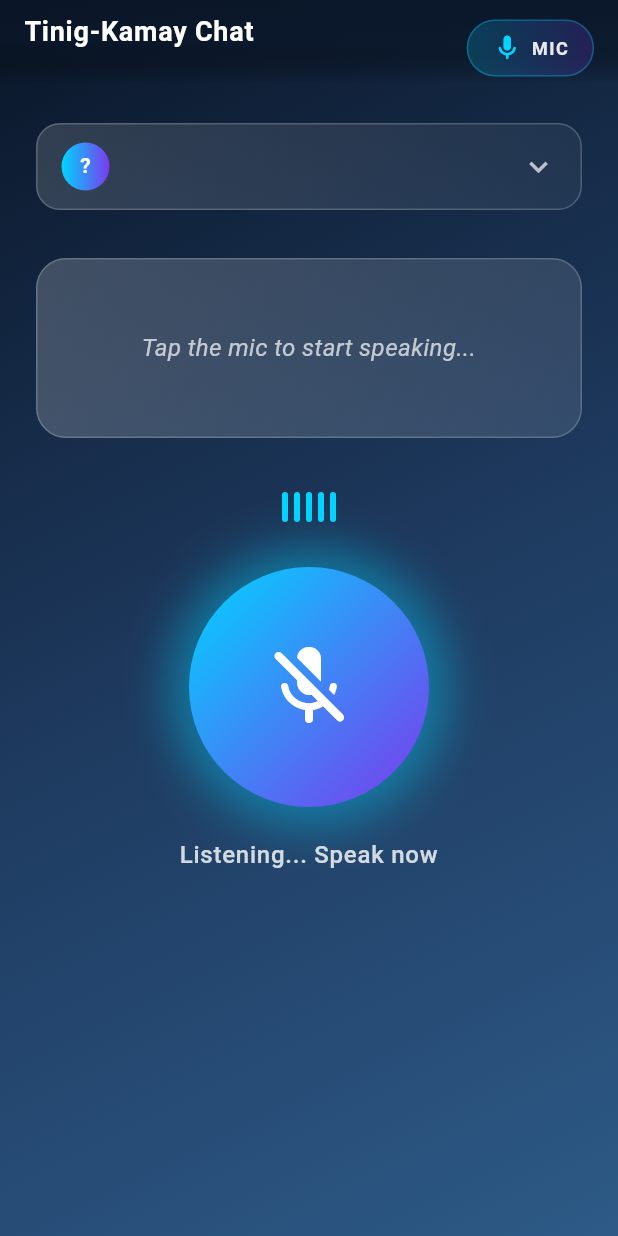
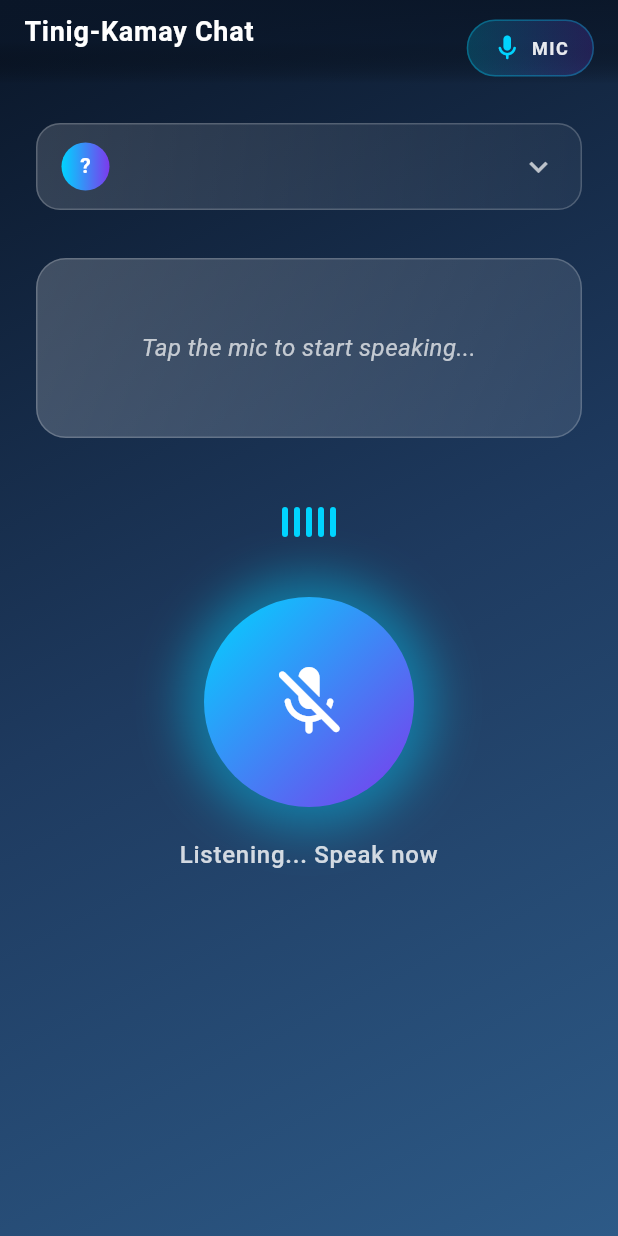
Before and after one commit to klenol-cayabyab/myapp, a Flutter app: the ChatScreen screen opened directly with empty values, after a tap on "TEXT", after a tap on the "mic" icon, on a phone screen of 412 x 824 dp. Run offline on Flutter 3.47's test engine with Material 3 defaults, Android fonts, the phone set to English and light mode, and no system bars; our stand-ins replace flutter_tts, shared_preferences, speech_to_text; accounts and stored records are empty; Roboto replaces fonts that are missing (Arial).

Commit message:
Update main, chat, history, and settings screens

```diff
--- a/lib/screens/chat_screen.dart
+++ b/lib/screens/chat_screen.dart
@@ -38,6 +38,8 @@ class Message {
   );
 }
 
+enum ChatMode { text, mic, fsl }
+
 class ChatScreen extends StatefulWidget {
   final String selectedContact;
   final String? initialMode;
@@ -55,20 +57,19 @@ class ChatScreen extends StatefulWidget {
 }
 
 class _ChatScreenState extends State<ChatScreen> with TickerProviderStateMixin {
-  // Controllers - Made non-nullable for better memory management
+  // Controllers
   late stt.SpeechToText _speech;
   late FlutterTts _flutterTts;
   late TextEditingController _textController;
-  late AnimationController _iconController;
-  late AnimationController _waveController;
-  late AnimationController _pulseController;
+
+  // Animation controllers - only create when needed
+  AnimationController? _waveController;
+  AnimationController? _pulseController;
   late AnimationController _typewriterController;
-  late AnimationController _slideController;
 
   // State variables
   bool _isListening = false;
-  bool _isMicMode = true;
-  bool _isTextMode = false;
+  ChatMode _currentMode = ChatMode.mic;
   String _outputText = '';
   List<Message> _sessionMessages = [];
   double _voiceLevel = 0.0;
@@ -76,25 +77,21 @@ class _ChatScreenState extends State<ChatScreen> with TickerProviderStateMixin {
   List<String> _availableContacts = [];
   bool _isContactsLoading = true;
   String? _expandedCategory;
+  bool _isDisposed = false;
 
-  //  color scheme
+  // Color scheme
   static const Color primaryDark = Color(0xFF0A1628);
   static const Color primaryMedium = Color(0xFF1E3A5F);
   static const Color primaryLight = Color(0xFF2D5A87);
   static const Color accentColor = Color(0xFF00D4FF);
   static const Color accentSecondary = Color(0xFF7C3AED);
 
-  // FSL Categories
+  // FSL Categories - made smaller for better performance
   final Map<String, List<String>> _fslCategories = {
-    'Greetings': ['Kumusta po', 'Hello', 'Good morning', 'Good afternoon'],
-    'Gratitude': ['Salamat', 'Thank you', 'Salamat po', 'Maraming salamat'],
-    'Emotions': ['Mahal kita', 'Miss kita', 'Masaya ako', 'Malungkot ako'],
-    'Questions': [
-      'Nasaan ka?',
-      'Kumain ka na?',
-      'Okay ka lang?',
-      'Ano ginagawa mo?',
-    ],
+    'Greetings': ['Kumusta po', 'Hello', 'Good morning'],
+    'Gratitude': ['Salamat', 'Thank you', 'Maraming salamat'],
+    'Emotions': ['Mahal kita', 'Miss kita', 'Masaya ako'],
+    'Questions': ['Nasaan ka?', 'Kumain ka na?', 'Okay ka lang?'],
   };
 
   @override
@@ -108,25 +105,9 @@ class _ChatScreenState extends State<ChatScreen> with TickerProviderStateMixin {
 
   void _initializeControllers() {
     _textController = TextEditingController();
-    _iconController = AnimationController(
-      vsync: this,
-      duration: const Duration(milliseconds: 400),
-    );
-    _waveController = AnimationController(
-      vsync: this,
-      duration: const Duration(milliseconds: 1500),
-    )..repeat();
-    _pulseController = AnimationController(
-      vsync: this,
-      duration: const Duration(milliseconds: 2000),
-    );
     _typewriterController = AnimationController(
       vsync: this,
-      duration: const Duration(milliseconds: 1000),
-    );
-    _slideController = AnimationController(
-      vsync: this,
-      duration: const Duration(milliseconds: 300),
+      duration: const Duration(milliseconds: 800),
     );
   }
 
@@ -138,14 +119,30 @@ class _ChatScreenState extends State<ChatScreen> with TickerProviderStateMixin {
 
   void _setInitialMode() {
     if (widget.initialMode == 'fsl') {
-      _isMicMode = false;
-      _isTextMode = false;
+      _currentMode = ChatMode.fsl;
     } else if (widget.initialMode == 'mic') {
-      _isMicMode = true;
-      _isTextMode = false;
+      _currentMode = ChatMode.mic;
     } else {
-      _isTextMode = true;
-      _isMicMode = false;
+      _currentMode = ChatMode.text;
+    }
+  }
+
+  // Lazy initialization with null safety
+  void _ensureWaveController() {
+    if (_waveController == null && !_isDisposed && mounted) {
+      _waveController = AnimationController(
+        vsync: this,
+        duration: const Duration(milliseconds: 1200),
+      );
+    }
+  }
+
+  void _ensurePulseController() {
+    if (_pulseController == null && !_isDisposed && mounted) {
+      _pulseController = AnimationController(
+        vsync: this,
+        duration: const Duration(milliseconds: 1800),
+      );
     }
   }
 
@@ -159,20 +156,15 @@ class _ChatScreenState extends State<ChatScreen> with TickerProviderStateMixin {
 
   @override
   void dispose() {
-    // Dispose controllers in reverse order
-    _slideController.dispose();
+    _isDisposed = true;
+    _waveController?.dispose();
+    _pulseController?.dispose();
     _typewriterController.dispose();
-    _pulseController.dispose();
-    _waveController.dispose();
-    _iconController.dispose();
     _textController.dispose();
-
-    // Stop TTS and speech
     _flutterTts.stop();
     if (_isListening) {
       _speech.stop();
     }
-
     super.dispose();
   }
 
@@ -182,8 +174,8 @@ class _ChatScreenState extends State<ChatScreen> with TickerProviderStateMixin {
         onStatus: (status) {
           if (mounted && status == 'notListening' && _isListening) {
             setState(() => _isListening = false);
-            _pulseController.stop();
-            _pulseController.reset();
+            _pulseController?.stop();
+            _pulseController?.reset();
           }
         },
         onError: (error) {
@@ -402,10 +394,10 @@ class _ChatScreenState extends State<ChatScreen> with TickerProviderStateMixin {
             ),
           ],
         ),
-        duration: const Duration(milliseconds: 1500),
+        duration: const Duration(milliseconds: 1200),
         backgroundColor: color,
         behavior: SnackBarBehavior.floating,
-        margin: const EdgeInsets.only(bottom: 100, left: 20, right: 20),
+        margin: const EdgeInsets.only(bottom: 80, left: 20, right: 20),
         shape: RoundedRectangleBorder(borderRadius: BorderRadius.circular(12)),
       ),
     );
@@ -424,7 +416,12 @@ class _ChatScreenState extends State<ChatScreen> with TickerProviderStateMixin {
 
     if (!_speech.isListening) {
       setState(() => _isListening = true);
-      _pulseController.repeat();
+
+      if (_currentMode == ChatMode.mic) {
+        _ensurePulseController();
+        _pulseController?.repeat();
+      }
+
       HapticFeedback.lightImpact();
 
       await _speech.listen(
@@ -451,11 +448,11 @@ class _ChatScreenState extends State<ChatScreen> with TickerProviderStateMixin {
         partialResults: true,
         listenMode: stt.ListenMode.confirmation,
         cancelOnError: false,
-        pauseFor: const Duration(seconds: 5),
-        listenFor: const Duration(seconds: 60),
+        pauseFor: const Duration(seconds: 4),
+        listenFor: const Duration(seconds: 30),
         localeId: 'en_US',
         onSoundLevelChange: (level) {
-          if (mounted) {
+          if (mounted && _currentMode == ChatMode.mic) {
             setState(() => _voiceLevel = level.clamp(0.0, 1.0));
           }
         },
@@ -468,8 +465,8 @@ class _ChatScreenState extends State<ChatScreen> with TickerProviderStateMixin {
       setState(() => _isListening = false);
     }
     _speech.stop();
-    _pulseController.stop();
-    _pulseController.reset();
+    _pulseController?.stop();
+    _pulseController?.reset();
     HapticFeedback.lightImpact();
   }
 
@@ -502,22 +499,23 @@ class _ChatScreenState extends State<ChatScreen> with TickerProviderStateMixin {
     if (!mounted) return;
 
     setState(() {
-      if (_isTextMode) {
-        _isTextMode = false;
-        _isMicMode = true;
-      } else if (_isMicMode) {
-        _isMicMode = false;
-        _isTextMode = false;
-      } else {
-        _isTextMode = true;
-        _isMicMode = false;
+      switch (_currentMode) {
+        case ChatMode.text:
+          _currentMode = ChatMode.mic;
+          break;
+        case ChatMode.mic:
+          _currentMode = ChatMode.fsl;
+          break;
+        case ChatMode.fsl:
+          _currentMode = ChatMode.text;
+          break;
       }
 
-      _iconController.forward(from: 0);
       _outputText = '';
       _expandedCategory = null;
       if (_isListening) _stopListening();
     });
+
     HapticFeedback.mediumImpact();
   }
 
@@ -548,12 +546,9 @@ class _ChatScreenState extends State<ChatScreen> with TickerProviderStateMixin {
               ),
             ),
             SizedBox(width: 12),
-            Flexible(
-              child: Text(
+            Text(
               'Loading contacts...',
               style: TextStyle(color: Colors.white, fontSize: 16),
-                overflow: TextOverflow.ellipsis,
-              ),
             ),
           ],
         ),
@@ -612,7 +607,7 @@ class _ChatScreenState extends State<ChatScreen> with TickerProviderStateMixin {
                     ),
                   ),
                   const SizedBox(width: 12),
-                  Flexible(
+                  Expanded(
                     child: Text(
                       contact,
                       style: const TextStyle(color: Colors.white),
@@ -629,7 +624,6 @@ class _ChatScreenState extends State<ChatScreen> with TickerProviderStateMixin {
                 mounted) {
               setState(() => _selectedContact = newContact);
               _loadContactMessages();
-              // Notify parent about contact change
               if (widget.onContactChange != null) {
                 widget.onContactChange!(newContact);
               }
@@ -646,7 +640,10 @@ class _ChatScreenState extends State<ChatScreen> with TickerProviderStateMixin {
       width: double.infinity,
       margin: const EdgeInsets.symmetric(horizontal: 24, vertical: 16),
       padding: const EdgeInsets.all(20),
-      constraints: const BoxConstraints(minHeight: 80, maxHeight: 120),
+      constraints: const BoxConstraints(
+        minHeight: 80,
+        maxHeight: 120, // Fixed constraint to prevent unbounded height
+      ),
       decoration: BoxDecoration(
         gradient: LinearGradient(
           colors: [
@@ -664,11 +661,7 @@ class _ChatScreenState extends State<ChatScreen> with TickerProviderStateMixin {
           duration: const Duration(milliseconds: 300),
           child: _outputText.isEmpty
               ? Text(
-                  _isTextMode
-                      ? 'Type your message below...'
-                      : _isMicMode
-                      ? 'Tap the mic to start speaking...'
-                      : 'Select a phrase to translate...',
+                  _getPlaceholderText(),
                   key: const ValueKey('placeholder'),
                   style: TextStyle(
                     fontSize: 16,
@@ -683,7 +676,8 @@ class _ChatScreenState extends State<ChatScreen> with TickerProviderStateMixin {
                     final displayText = _outputText.substring(
                       0,
                       (_outputText.length * _typewriterController.value)
-                          .round(),
+                          .round()
+                          .clamp(0, _outputText.length),
                     );
 
                     return Text(
@@ -706,9 +700,22 @@ class _ChatScreenState extends State<ChatScreen> with TickerProviderStateMixin {
     );
   }
 
+  String _getPlaceholderText() {
+    switch (_currentMode) {
+      case ChatMode.text:
+        return 'Type your message below...';
+      case ChatMode.mic:
+        return 'Tap the mic to start speaking...';
+      case ChatMode.fsl:
+        return 'Select a phrase to translate...';
+    }
+  }
+
   Widget _buildModernMicButton() {
+    _ensurePulseController();
+
     return AnimatedBuilder(
-      animation: _pulseController,
+      animation: _pulseController ?? const AlwaysStoppedAnimation(0.0),
       builder: (context, child) {
         return Container(
           decoration: BoxDecoration(
@@ -717,8 +724,8 @@ class _ChatScreenState extends State<ChatScreen> with TickerProviderStateMixin {
                 ? [
                     BoxShadow(
                       color: accentColor.withOpacity(0.4),
-                      blurRadius: 20 + 10 * _pulseController.value,
-                      spreadRadius: 5 + 15 * _pulseController.value,
+                      blurRadius: 20 + 10 * (_pulseController?.value ?? 0),
+                      spreadRadius: 5 + 15 * (_pulseController?.value ?? 0),
                     ),
                   ]
                 : [
@@ -735,8 +742,8 @@ class _ChatScreenState extends State<ChatScreen> with TickerProviderStateMixin {
               onTap: _isListening ? _stopListening : _startListening,
               borderRadius: BorderRadius.circular(80),
               child: Container(
-                width: 160,
-                height: 160,
+                width: 140,
+                height: 140,
                 decoration: const BoxDecoration(
                   gradient: LinearGradient(
                     colors: [accentColor, accentSecondary],
@@ -751,7 +758,7 @@ class _ChatScreenState extends State<ChatScreen> with TickerProviderStateMixin {
                     child: Icon(
                       _isListening ? Icons.mic_off_rounded : Icons.mic_rounded,
                       key: ValueKey(_isListening),
-                      size: 64,
+                      size: 56,
                       color: Colors.white,
                     ),
                   ),
@@ -766,8 +773,8 @@ class _ChatScreenState extends State<ChatScreen> with TickerProviderStateMixin {
 
   Widget _buildModernFSLButton() {
     return Container(
-      width: 160,
-      height: 160,
+      width: 140,
+      height: 140,
       decoration: const BoxDecoration(
         gradient: LinearGradient(
           colors: [accentSecondary, accentColor],
@@ -776,7 +783,7 @@ class _ChatScreenState extends State<ChatScreen> with TickerProviderStateMixin {
         ),
         shape: BoxShape.circle,
       ),
-      child: const Icon(Icons.back_hand_rounded, size: 64, color: Colors.white),
+      child: const Icon(Icons.back_hand_rounded, size: 56, color: Colors.white),
     );
   }
 
@@ -784,6 +791,7 @@ class _ChatScreenState extends State<ChatScreen> with TickerProviderStateMixin {
     return Container(
       margin: const EdgeInsets.symmetric(horizontal: 24),
       child: Column(
+        mainAxisSize: MainAxisSize.min, // Fixed: prevent unbounded height
         children: _fslCategories.entries.map((entry) {
           final category = entry.key;
           final phrases = entry.value;
@@ -805,6 +813,7 @@ class _ChatScreenState extends State<ChatScreen> with TickerProviderStateMixin {
               ),
             ),
             child: Column(
+              mainAxisSize: MainAxisSize.min, // Fixed: prevent unbounded height
               children: [
                 Material(
                   color: Colors.transparent,
@@ -928,20 +937,36 @@ class _ChatScreenState extends State<ChatScreen> with TickerProviderStateMixin {
   }
 
   Widget _buildVoiceWaveAnimation() {
-    return AnimatedBuilder(
-      animation: _waveController,
+    _ensureWaveController();
+
+    if (_waveController == null) {
+      return const SizedBox(
+        height: 40,
+      ); // Fixed height to prevent layout issues
+    }
+
+    if (_isListening && _currentMode == ChatMode.mic) {
+      _waveController!.repeat();
+    } else {
+      _waveController!.stop();
+    }
+
+    return Container(
+      height: 40, // Fixed height constraint
+      child: AnimatedBuilder(
+        animation: _waveController!,
         builder: (context, child) {
           return Row(
             mainAxisAlignment: MainAxisAlignment.center,
             children: List.generate(5, (index) {
               final delay = index * 0.2;
-            final animValue = (_waveController.value + delay) % 1.0;
+              final animValue = (_waveController!.value + delay) % 1.0;
               final height =
                   (20 +
-                        30 *
+                          20 *
                               _voiceLevel *
                               (0.5 + 0.5 * math.sin(animValue * 2 * math.pi)))
-                    .clamp(10.0, 50.0);
+                      .clamp(10.0, 40.0);
 
               return Container(
                 margin: const EdgeInsets.symmetric(horizontal: 2),
@@ -955,16 +980,18 @@ class _ChatScreenState extends State<ChatScreen> with TickerProviderStateMixin {
             }),
           );
         },
+      ),
     );
   }
 
   Widget _buildMessagesList() {
     if (_sessionMessages.isEmpty) return const SizedBox.shrink();
 
-    return SizedBox(
-      height: 140,
+    return Container(
+      height: 140, // Fixed height constraint
       child: Column(
         crossAxisAlignment: CrossAxisAlignment.start,
+        mainAxisSize: MainAxisSize.min,
         children: [
           Container(
             margin: const EdgeInsets.symmetric(horizontal: 24, vertical: 8),
@@ -1047,6 +1074,7 @@ class _ChatScreenState extends State<ChatScreen> with TickerProviderStateMixin {
                   ),
                   child: Column(
                     crossAxisAlignment: CrossAxisAlignment.start,
+                    mainAxisSize: MainAxisSize.min,
                     children: [
                       Row(
                         children: [
@@ -1134,6 +1162,7 @@ class _ChatScreenState extends State<ChatScreen> with TickerProviderStateMixin {
       child: SingleChildScrollView(
         physics: const BouncingScrollPhysics(),
         child: Column(
+          mainAxisSize: MainAxisSize.min, // Fixed: prevent unbounded height
           children: [
             _buildContactSelector(),
             _buildMessagesList(),
@@ -1156,6 +1185,7 @@ class _ChatScreenState extends State<ChatScreen> with TickerProviderStateMixin {
                 ),
               ),
               child: Column(
+                mainAxisSize: MainAxisSize.min,
                 children: [
                   TextField(
                     controller: _textController,
@@ -1238,11 +1268,12 @@ class _ChatScreenState extends State<ChatScreen> with TickerProviderStateMixin {
       child: SingleChildScrollView(
         physics: const BouncingScrollPhysics(),
         child: Column(
+          mainAxisSize: MainAxisSize.min, // Fixed: prevent unbounded height
           children: [
             _buildContactSelector(),
             _buildMessagesList(),
             _buildModernOutputBubble(),
-            if (_isListening) ...[
+            if (_isListening && _currentMode == ChatMode.mic) ...[
               const SizedBox(height: 20),
               _buildVoiceWaveAnimation(),
             ],
@@ -1277,6 +1308,7 @@ class _ChatScreenState extends State<ChatScreen> with TickerProviderStateMixin {
       child: SingleChildScrollView(
         physics: const BouncingScrollPhysics(),
         child: Column(
+          mainAxisSize: MainAxisSize.min, // Fixed: prevent unbounded height
           children: [
             _buildContactSelector(),
             _buildMessagesList(),
@@ -1303,16 +1335,23 @@ class _ChatScreenState extends State<ChatScreen> with TickerProviderStateMixin {
   }
 
   Widget _buildModernToggleButton() {
-    String currentMode = _isTextMode
-        ? 'TEXT'
-        : _isMicMode
-        ? 'MIC'
-        : 'FSL';
-    IconData currentIcon = _isTextMode
-        ? Icons.keyboard_rounded
-        : _isMicMode
-        ? Icons.mic_rounded
-        : Icons.sign_language_rounded;
+    String currentModeText;
+    IconData currentIcon;
+
+    switch (_currentMode) {
+      case ChatMode.text:
+        currentModeText = 'TEXT';
+        currentIcon = Icons.keyboard_rounded;
+        break;
+      case ChatMode.mic:
+        currentModeText = 'MIC';
+        currentIcon = Icons.mic_rounded;
+        break;
+      case ChatMode.fsl:
+        currentModeText = 'FSL';
+        currentIcon = Icons.sign_language_rounded;
+        break;
+    }
 
     return Container(
       margin: const EdgeInsets.only(right: 16, top: 8),
@@ -1340,14 +1379,14 @@ class _ChatScreenState extends State<ChatScreen> with TickerProviderStateMixin {
                   duration: const Duration(milliseconds: 300),
                   child: Icon(
                     currentIcon,
-                    key: ValueKey(currentMode),
+                    key: ValueKey(currentModeText),
                     color: accentColor,
                     size: 20,
                   ),
                 ),
                 const SizedBox(width: 6),
                 Text(
-                  currentMode,
+                  currentModeText,
                   style: TextStyle(
                     color: Colors.white.withOpacity(0.9),
                     fontSize: 12,
@@ -1395,6 +1434,7 @@ class _ChatScreenState extends State<ChatScreen> with TickerProviderStateMixin {
           ),
           title: Column(
             crossAxisAlignment: CrossAxisAlignment.start,
+            mainAxisSize: MainAxisSize.min,
             children: [
               const Text(
                 'Tinig-Kamay Chat',
@@ -1405,8 +1445,7 @@ class _ChatScreenState extends State<ChatScreen> with TickerProviderStateMixin {
                   letterSpacing: 0.5,
                 ),
               ),
-              Flexible(
-                child: Text(
+              Text(
                 _selectedContact,
                 style: TextStyle(
                   color: Colors.white.withOpacity(0.7),
@@ -1415,20 +1454,21 @@ class _ChatScreenState extends State<ChatScreen> with TickerProviderStateMixin {
                 ),
                 overflow: TextOverflow.ellipsis,
               ),
-              ),
             ],
           ),
           actions: [_buildModernToggleButton()],
         ),
         body: SafeArea(
           child: Column(
+            mainAxisSize: MainAxisSize.min, // Fixed: prevent unbounded height
             children: [
               const SizedBox(height: 10),
-              _isTextMode
-                  ? _buildTextMode()
-                  : _isMicMode
-                  ? _buildMicMode()
-                  : _buildFslMode(),
+              // Fixed switch statement with proper constraints
+              switch (_currentMode) {
+                ChatMode.text => _buildTextMode(),
+                ChatMode.mic => _buildMicMode(),
+                ChatMode.fsl => _buildFslMode(),
+              },
             ],
           ),
         ),
--- a/lib/screens/history_screen.dart
+++ b/lib/screens/history_screen.dart
@@ -28,7 +28,7 @@ class _HistoryScreenState extends State<HistoryScreen>
 
   final TextEditingController _searchController = TextEditingController();
 
-  // Enhanced color scheme
+  //color scheme
   static const Color primaryDark = Color(0xFF0A1628);
   static const Color primaryMedium = Color(0xFF1E3A5F);
   static const Color primaryLight = Color(0xFF2D5A87);
@@ -380,7 +380,7 @@ class _HistoryScreenState extends State<HistoryScreen>
     );
   }
 
-  // UPDATED: Enhanced navigation method that uses the callback system
+  //navigation method that uses the callback system
   void _navigateToChat(String contactName, {String? mode}) async {
     HapticFeedback.selectionClick();
 
@@ -395,12 +395,17 @@ class _HistoryScreenState extends State<HistoryScreen>
     }
   }
 
-  // UPDATED: Method to show navigation options
+  //Method to show navigation options
   void _showNavigationOptions(String contactName) {
     showModalBottomSheet(
       context: context,
       backgroundColor: Colors.transparent,
+      isScrollControlled: true,
       builder: (context) => Container(
+        constraints: BoxConstraints(
+          maxHeight: MediaQuery.of(context).size.height * 0.6,
+          maxWidth: MediaQuery.of(context).size.width,
+        ),
         decoration: const BoxDecoration(
           gradient: LinearGradient(
             begin: Alignment.topCenter,
@@ -410,6 +415,8 @@ class _HistoryScreenState extends State<HistoryScreen>
           borderRadius: BorderRadius.vertical(top: Radius.circular(24)),
         ),
         padding: const EdgeInsets.all(24),
+        child: SingleChildScrollView(
+          // Added scroll view to prevent overflow
           child: Column(
             mainAxisSize: MainAxisSize.min,
             children: [
@@ -422,12 +429,18 @@ class _HistoryScreenState extends State<HistoryScreen>
                 ),
               ),
               const SizedBox(height: 24),
-            Text(
+              // Wrapped text in Flexible to prevent overflow
+              Flexible(
+                child: Text(
                   'Chat with $contactName',
                   style: const TextStyle(
                     color: Colors.white,
                     fontSize: 18,
                     fontWeight: FontWeight.bold,
+                  ),
+                  textAlign: TextAlign.center,
+                  overflow: TextOverflow.ellipsis,
+                  maxLines: 2,
                 ),
               ),
               const SizedBox(height: 24),
@@ -469,7 +482,9 @@ class _HistoryScreenState extends State<HistoryScreen>
                   _navigateToChat(contactName, mode: 'fsl');
                 },
               ),
+              SizedBox(height: MediaQuery.of(context).padding.bottom),
             ],
+          ),
         ),
       ),
     );
@@ -505,10 +520,14 @@ class _HistoryScreenState extends State<HistoryScreen>
             fontWeight: FontWeight.w600,
             fontSize: 16,
           ),
+          overflow: TextOverflow.ellipsis, // Added overflow handling
+          maxLines: 1, // Limit to single line
         ),
         subtitle: Text(
           subtitle,
           style: TextStyle(color: Colors.white.withOpacity(0.7), fontSize: 14),
+          overflow: TextOverflow.ellipsis,
+          maxLines: 1,
         ),
         onTap: onTap,
         shape: RoundedRectangleBorder(borderRadius: BorderRadius.circular(16)),
```
Lines whose indentation alone changed are shown as unchanged.
